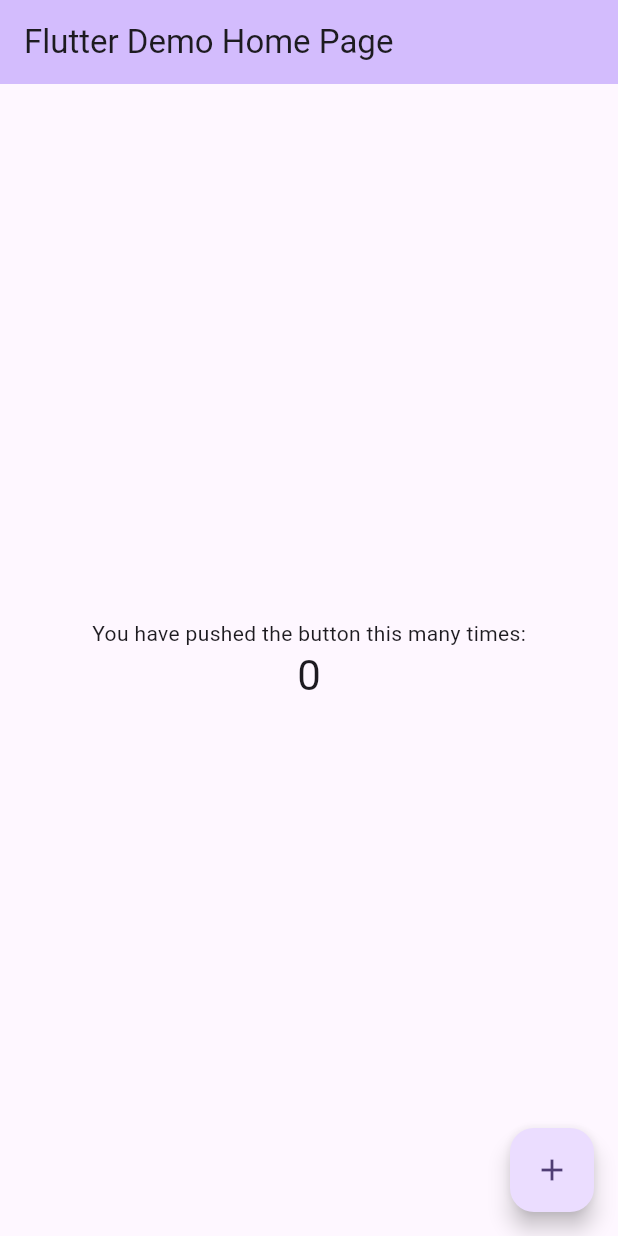
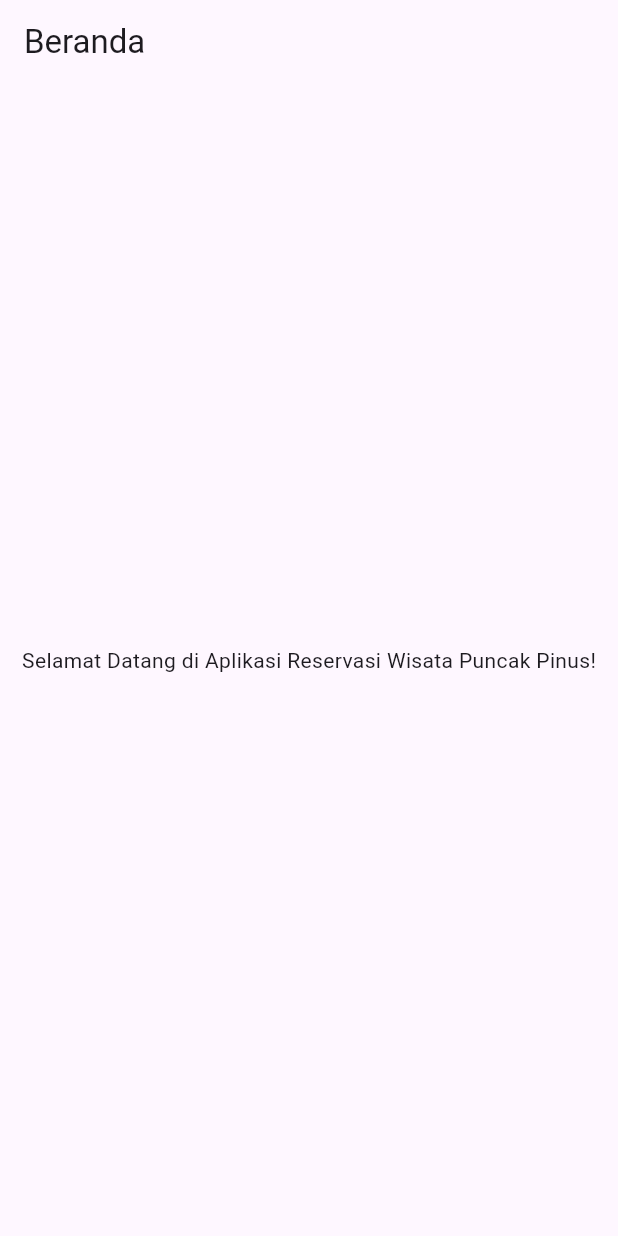
Before and after one commit to IrwanNa/KPAplikasi, a Flutter app: the screen it shows after launch, on a phone screen of 412 x 824 dp. Run offline on Flutter 3.47's test engine with Material 3 defaults, Android fonts, the phone set to English and light mode, and no system bars; missing offline and left inert: flutter_splash_screen.

Commit message:
modifikasi screen

```diff
--- a/flutter_reservasi_app/lib/main.dart
+++ b/flutter_reservasi_app/lib/main.dart
@@ -1,125 +1,20 @@
 import 'package:flutter/material.dart';
+import 'package:flutter_splash_screen/flutter_splash_screen.dart';
+import 'package:flutter_reservasi_app/screens/splash_screen.dart';
 
 void main() {
-  runApp(const MyApp());
+  runApp(MyApp());
 }
 
 class MyApp extends StatelessWidget {
-  const MyApp({super.key});
-
-  // This widget is the root of your application.
   @override
   Widget build(BuildContext context) {
     return MaterialApp(
-      title: 'Flutter Demo',
+      title: 'Aplikasi Reservasi Wisata',
       theme: ThemeData(
-        // This is the theme of your application.
-        //
-        // TRY THIS: Try running your application with "flutter run". You'll see
-        // the application has a purple toolbar. Then, without quitting the app,
-        // try changing the seedColor in the colorScheme below to Colors.green
-        // and then invoke "hot reload" (save your changes or press the "hot
-        // reload" button in a Flutter-supported IDE, or press "r" if you used
-        // the command line to start the app).
-        //
-        // Notice that the counter didn't reset back to zero; the application
-        // state is not lost during the reload. To reset the state, use hot
-        // restart instead.
-        //
-        // This works for code too, not just values: Most code changes can be
-        // tested with just a hot reload.
-        colorScheme: ColorScheme.fromSeed(seedColor: Colors.deepPurple),
-        useMaterial3: true,
+        primarySwatch: Colors.green,
       ),
-      home: const MyHomePage(title: 'Flutter Demo Home Page'),
+      home: SplashScreenPage(), // Menampilkan halamansplash screen
     );
   }
 }
-
-class MyHomePage extends StatefulWidget {
-  const MyHomePage({super.key, required this.title});
-
-  // This widget is the home page of your application. It is stateful, meaning
-  // that it has a State object (defined below) that contains fields that affect
-  // how it looks.
-
-  // This class is the configuration for the state. It holds the values (in this
-  // case the title) provided by the parent (in this case the App widget) and
-  // used by the build method of the State. Fields in a Widget subclass are
-  // always marked "final".
-
-  final String title;
-
-  @override
-  State<MyHomePage> createState() => _MyHomePageState();
-}
-
-class _MyHomePageState extends State<MyHomePage> {
-  int _counter = 0;
-
-  void _incrementCounter() {
-    setState(() {
-      // This call to setState tells the Flutter framework that something has
-      // changed in this State, which causes it to rerun the build method below
-      // so that the display can reflect the updated values. If we changed
-      // _counter without calling setState(), then the build method would not be
-      // called again, and so nothing would appear to happen.
-      _counter++;
-    });
-  }
-
-  @override
-  Widget build(BuildContext context) {
-    // This method is rerun every time setState is called, for instance as done
-    // by the _incrementCounter method above.
-    //
-    // The Flutter framework has been optimized to make rerunning build methods
-    // fast, so that you can just rebuild anything that needs updating rather
-    // than having to individually change instances of widgets.
-    return Scaffold(
-      appBar: AppBar(
-        // TRY THIS: Try changing the color here to a specific color (to
-        // Colors.amber, perhaps?) and trigger a hot reload to see the AppBar
-        // change color while the other colors stay the same.
-        backgroundColor: Theme.of(context).colorScheme.inversePrimary,
-        // Here we take the value from the MyHomePage object that was created by
-        // the App.build method, and use it to set our appbar title.
-        title: Text(widget.title),
-      ),
-      body: Center(
-        // Center is a layout widget. It takes a single child and positions it
-        // in the middle of the parent.
-        child: Column(
-          // Column is also a layout widget. It takes a list of children and
-          // arranges them vertically. By default, it sizes itself to fit its
-          // children horizontally, and tries to be as tall as its parent.
-          //
-          // Column has various properties to control how it sizes itself and
-          // how it positions its children. Here we use mainAxisAlignment to
-          // center the children vertically; the main axis here is the vertical
-          // axis because Columns are vertical (the cross axis would be
-          // horizontal).
-          //
-          // TRY THIS: Invoke "debug painting" (choose the "Toggle Debug Paint"
-          // action in the IDE, or press "p" in the console), to see the
-          // wireframe for each widget.
-          mainAxisAlignment: MainAxisAlignment.center,
-          children: <Widget>[
-            const Text(
-              'You have pushed the button this many times:',
-            ),
-            Text(
-              '$_counter',
-              style: Theme.of(context).textTheme.headlineMedium,
-            ),
-          ],
-        ),
-      ),
-      floatingActionButton: FloatingActionButton(
-        onPressed: _incrementCounter,
-        tooltip: 'Increment',
-        child: const Icon(Icons.add),
-      ), // This trailing comma makes auto-formatting nicer for build methods.
-    );
-  }
-}
--- /dev/null
+++ b/flutter_reservasi_app/lib/screens/beranda_screen.dart
@@ -0,0 +1,19 @@
+import 'package:flutter/material.dart';
+import 'package:flutter_splash_screen/flutter_splash_screen.dart';
+import 'package:flutter_reservasi_app/screens/splash_screen.dart';
+
+
+class MyHomePage extends StatelessWidget {
+  @override
+  Widget build(BuildContext context) {
+    return Scaffold(
+      appBar: AppBar(
+        title: Text('Beranda'),
+      ),
+      body: Center(
+        child:
+            Text('Selamat Datang di Aplikasi Reservasi Wisata Puncak Pinus!'),
+      ),
+    );
+  }
+}
--- a/flutter_reservasi_app/pubspec.yaml
+++ b/flutter_reservasi_app/pubspec.yaml
@@ -35,6 +35,8 @@ dependencies:
   # The following adds the Cupertino Icons font to your application.
   # Use with the CupertinoIcons class for iOS style icons.
   cupertino_icons: ^1.0.6
+  flutter_splash_screen: ^3.0.0
+  image: ^4.1.7
 
 dev_dependencies:
   flutter_test:
@@ -59,8 +61,8 @@ flutter:
   uses-material-design: true
 
   # To add assets to your application, add an assets section, like this:
-  # assets:
-  #   - images/a_dot_burr.jpeg
+  assets:
+   - images/
   #   - images/a_dot_ham.jpeg
 
   # An image asset can refer to one or more resolution-specific "variants", see
```
Also changed, not shown: flutter_reservasi_app/lib/screens/splash_screen.dart (added, +40 -0 lines), flutter_reservasi_app/assets/images/logo.png (added), flutter_reservasi_app/pubspec.lock, 1 other file.
